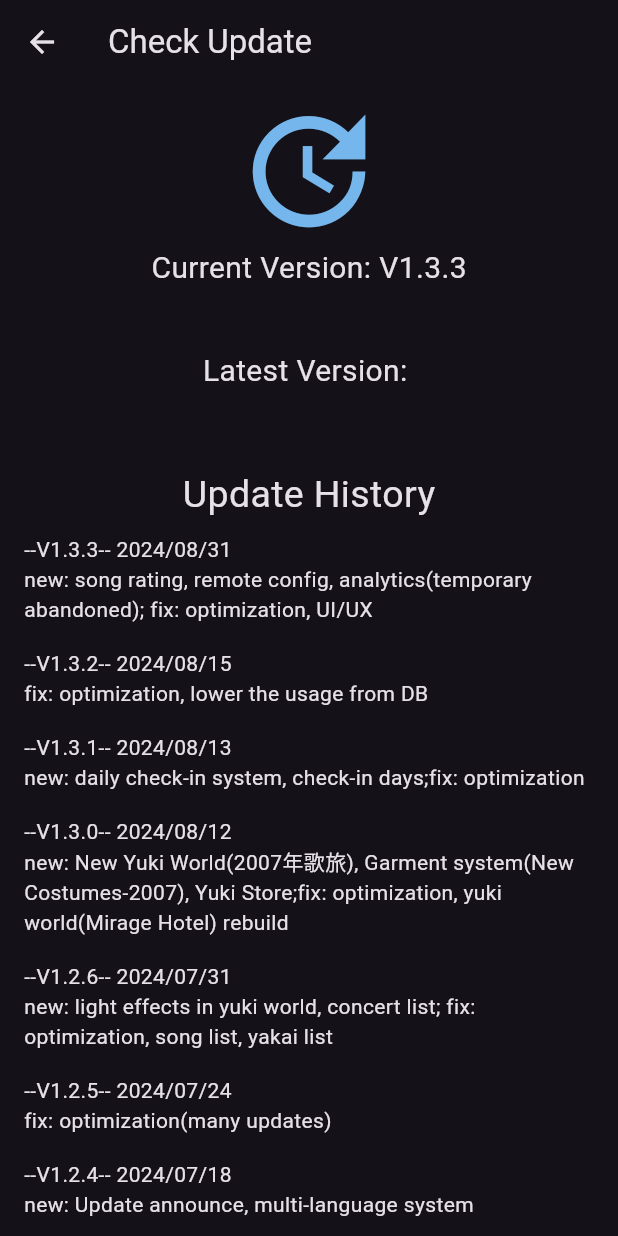
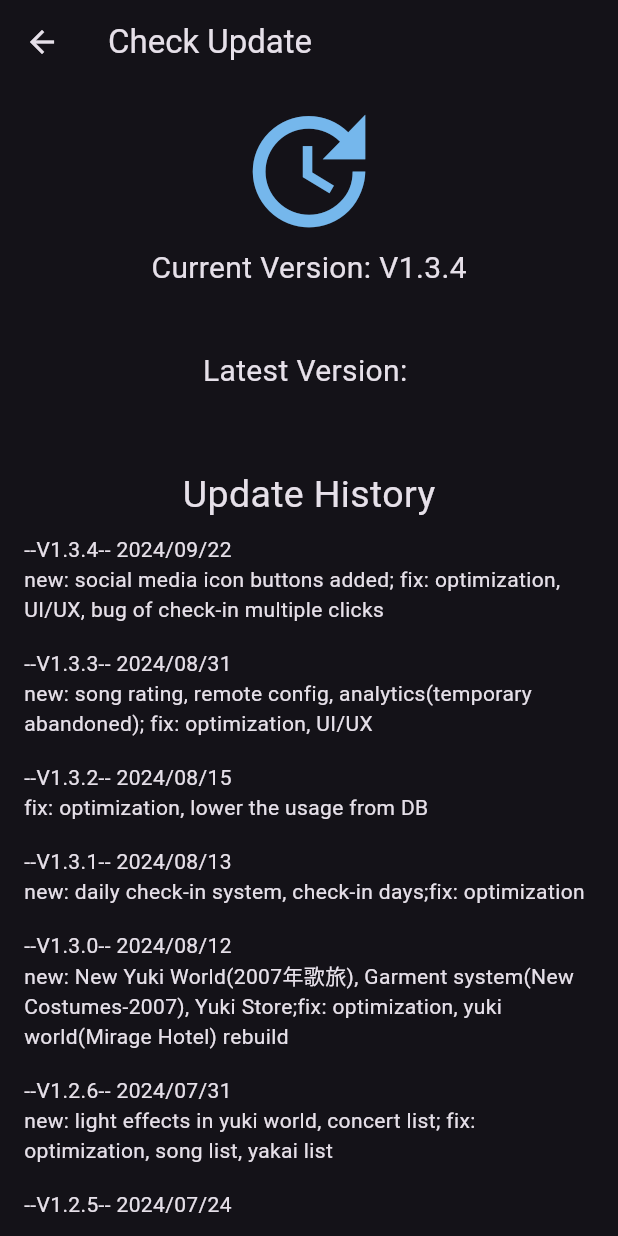
Before and after one commit to kuanyi0226/Flutter_Miyuki_FanClub, a Flutter app: the UpdatePage screen opened directly, on a phone screen of 412 x 824 dp. Run offline on Flutter 3.47's test engine with Material 3 defaults, Android fonts, the light colour scheme and no system bars; our stand-ins replace animated_background, audioplayers, cloud_firestore, dropdown_search, firebase_analytics, firebase_auth and 11 more; missing offline and left inert: exif, fast_cached_network_image, flame, flame_tiled, flutter_weather_bg_null_safety, in_app_update; accounts and stored records are empty; generated files the repository leaves out were written again; network calls fail.

Commit message:
v1.3.4 update for both web and android

```diff
--- a/lib/materials/MyText.dart
+++ b/lib/materials/MyText.dart
@@ -1,8 +1,9 @@
-const CURR_VERSION = 'V1.3.3';
+const CURR_VERSION = 'V1.3.4';
 const APPNAME_EN = 'YUKI CLUB';
 const APPNAME_JP = '雪クラブ';
 
 const UPDATE_CONTENT = [
+  '--V1.3.4-- 2024/09/22\nnew: social media icon buttons added; fix: optimization, UI/UX, bug of check-in multiple clicks',
   '--V1.3.3-- 2024/08/31\nnew: song rating, remote config, analytics(temporary abandoned); fix: optimization, UI/UX',
   '--V1.3.2-- 2024/08/15\nfix: optimization, lower the usage from DB',
   '--V1.3.1-- 2024/08/13\nnew: daily check-in system, check-in days;fix: optimization',
--- a/pubspec.yaml
+++ b/pubspec.yaml
@@ -15,7 +15,7 @@ publish_to: 'none' # Remove this line if you wish to publish to pub.dev
 # In iOS, build-name is used as CFBundleShortVersionString while build-number used as CFBundleVersion.
 # Read more about iOS versioning at
 # https://developer.apple.com/library/archive/documentation/General/Reference/InfoPlistKeyReference/Articles/CoreFoundationKeys.html
-version: 1.3.3+23
+version: 1.3.4+24
 
 environment:
   sdk: '>=3.1.0 <4.0.0'
```
Also changed, not shown: 1 other file.
